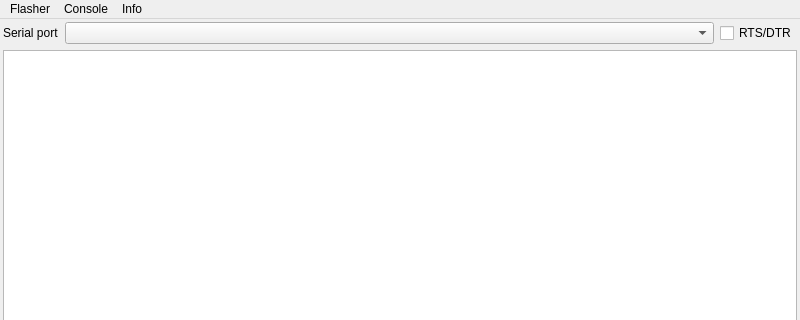
This is tools/camflasher/camflasher.ui in remibert/pycameresp as Qt 5 draws it before an edit; both pictures show x 0 to 800 and y 0 to 320 of the 800 by 600 pixel window. The edited form follows.
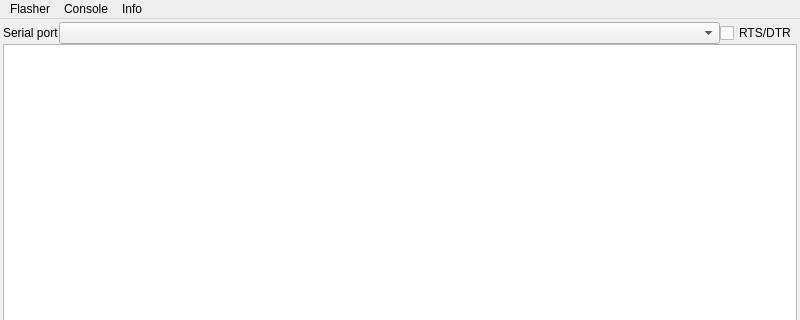
This is the edited form. Icons and pictures are not drawn.

Patch:
```diff
--- a/tools/camflasher/camflasher.ui
+++ b/tools/camflasher/camflasher.ui
@@ -31,9 +31,17 @@
     <property name="bottomMargin">
      <number>3</number>
     </property>
-   
+    <property name="spacing">
+     <number>0</number>
+    </property>
     <item row="0" column="0">
      <layout class="QHBoxLayout" name="horizontalLayout">
+      <property name="spacing">
+       <number>-1</number>
+      </property>
+      <property name="bottomMargin">
+       <number>0</number>
+      </property>
       <item>
        <widget class="QLabel" name="label_port">
         <property name="sizePolicy">
```
